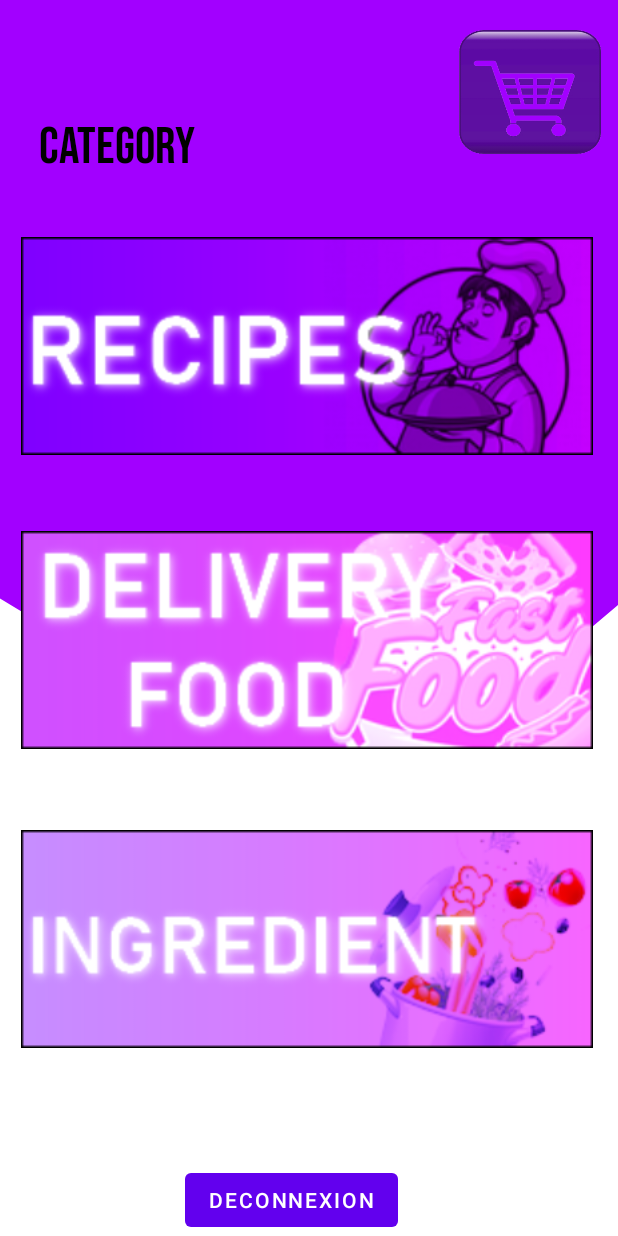
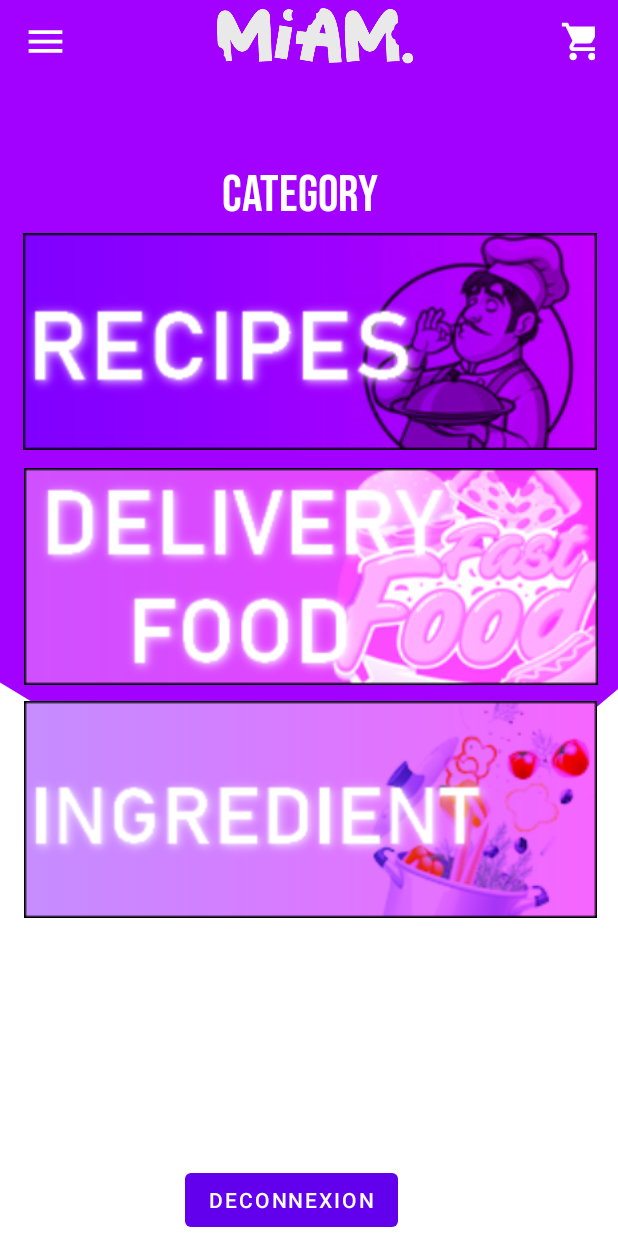
Before and after one commit to MarwaneAlh/Mobile1, an Android app: the layout activity_main.xml on its own in the app's theme, with its tools: preview values and no code run, on a phone screen of 412 x 824 dp. Run offline under Robolectric (Android 15) with nearby library versions, the phone set to English and light mode, and no system bars; Roboto replaces fonts that are not available here.

Commit message:
MenuBar sur page home

```diff
--- a/Application/app/build.gradle
+++ b/Application/app/build.gradle
@@ -42,6 +42,9 @@ dependencies {
     implementation 'com.google.firebase:firebase-database'
         implementation 'com.android.volley:volley:1.2.1'
     implementation 'com.google.firebase:firebase-database:20.0.4'
+    implementation 'com.makeramen:roundedimageview:2.3.0'
+    implementation 'androidx.navigation:navigation-fragment-ktx:2.4.2'
+    implementation 'androidx.navigation:navigation-ui-ktx:2.4.2'
 
 
 }
--- a/Application/app/src/main/java/com/example/miamapp/MainActivity.java
+++ b/Application/app/src/main/java/com/example/miamapp/MainActivity.java
@@ -1,7 +1,10 @@
 package com.example.miamapp;
 
 import androidx.annotation.Nullable;
+import androidx.appcompat.app.ActionBarDrawerToggle;
 import androidx.appcompat.app.AppCompatActivity;
+import androidx.core.view.GravityCompat;
+import androidx.drawerlayout.widget.DrawerLayout;
 
 import android.content.Intent;
 import android.os.Bundle;
@@ -22,6 +25,7 @@ import com.android.volley.toolbox.JsonObjectRequest;
 import com.android.volley.toolbox.StringRequest;
 import com.android.volley.toolbox.Volley;
 import com.example.miamapp.R;
+import com.google.android.material.navigation.NavigationView;
 import com.google.firebase.auth.FirebaseAuth;
 import com.google.firebase.auth.FirebaseUser;
 import com.google.firebase.firestore.DocumentReference;
@@ -46,6 +50,9 @@ public class MainActivity extends AppCompatActivity {
     FirebaseAuth fAuth;
     FirebaseFirestore fStore ;
     TextView nameuser;
+    TextView test;
+    String tmp;
+
 
 
     @Override
@@ -54,11 +61,17 @@ public class MainActivity extends AppCompatActivity {
         requestWindowFeature(Window.FEATURE_NO_TITLE);
         getSupportActionBar().hide();
         setContentView(R.layout.activity_main);
-       // TextView t = findViewById(R.id.textView4);
+        DrawerLayout drawerLayout = findViewById(R.id.drawerLayout);
+        NavigationView nav=drawerLayout.findViewById(R.id.navigationView);
+
         nameuser=findViewById(R.id.username);
+
         fAuth = FirebaseAuth.getInstance();
         fStore=FirebaseFirestore.getInstance();
         String userID;
+
+
+
 
         FirebaseUser actualuser=FirebaseAuth.getInstance().getCurrentUser();
         userID=fAuth.getCurrentUser().getUid();
@@ -67,8 +80,23 @@ public class MainActivity extends AppCompatActivity {
            @Override
            public void onEvent(@Nullable DocumentSnapshot value, @Nullable FirebaseFirestoreException error) {
                 nameuser.setText("Hi, "+value.getString("fullName")+" ! ");
+
+               tmp=value.getString("fullName");
+               System.out.println(tmp);
            }
        });
+
+
+
+        findViewById(R.id.imageMenu).setOnClickListener(new View.OnClickListener() {
+            @Override
+            public void onClick(View view) {
+
+                drawerLayout.openDrawer(GravityCompat.START);
+            }
+        });
+
+
 
        /* RequestQueue queue= Volley.newRequestQueue(MainActivity.this);
         JsonObjectRequest jsonObjectRequest = new JsonObjectRequest(Request.Method.GET, url,
--- /dev/null
+++ b/Application/app/src/main/res/drawable/ic_menu.xml
@@ -0,0 +1,10 @@
+<vector xmlns:android="http://schemas.android.com/apk/res/android"
+    android:width="24dp"
+    android:height="24dp"
+    android:viewportWidth="24"
+    android:viewportHeight="24"
+    android:tint="?attr/colorControlNormal">
+  <path
+      android:fillColor="@android:color/white"
+      android:pathData="M3,18h18v-2L3,16v2zM3,13h18v-2L3,11v2zM3,6v2h18L21,6L3,6z"/>
+</vector>
--- /dev/null
+++ b/Application/app/src/main/res/drawable/ic_shopping_cart.xml
@@ -0,0 +1,10 @@
+<vector xmlns:android="http://schemas.android.com/apk/res/android"
+    android:width="24dp"
+    android:height="24dp"
+    android:viewportWidth="24"
+    android:viewportHeight="24"
+    android:tint="?attr/colorControlNormal">
+  <path
+      android:fillColor="@android:color/white"
+      android:pathData="M7,18c-1.1,0 -1.99,0.9 -1.99,2S5.9,22 7,22s2,-0.9 2,-2 -0.9,-2 -2,-2zM1,2v2h2l3.6,7.59 -1.35,2.45c-0.16,0.28 -0.25,0.61 -0.25,0.96 0,1.1 0.9,2 2,2h12v-2L7.42,15c-0.14,0 -0.25,-0.11 -0.25,-0.25l0.03,-0.12 0.9,-1.63h7.45c0.75,0 1.41,-0.41 1.75,-1.03l3.58,-6.49c0.08,-0.14 0.12,-0.31 0.12,-0.48 0,-0.55 -0.45,-1 -1,-1L5.21,4l-0.94,-2L1,2zM17,18c-1.1,0 -1.99,0.9 -1.99,2s0.89,2 1.99,2 2,-0.9 2,-2 -0.9,-2 -2,-2z"/>
+</vector>
--- a/Application/app/src/main/res/layout/activity_main.xml
+++ b/Application/app/src/main/res/layout/activity_main.xml
@@ -1,102 +1,148 @@
 <?xml version="1.0" encoding="utf-8"?>
-<androidx.constraintlayout.widget.ConstraintLayout xmlns:android="http://schemas.android.com/apk/res/android"
+<androidx.drawerlayout.widget.DrawerLayout xmlns:android="http://schemas.android.com/apk/res/android"
     xmlns:app="http://schemas.android.com/apk/res-auto"
+    android:id="@+id/drawerLayout"
     xmlns:tools="http://schemas.android.com/tools"
     android:layout_width="match_parent"
     android:layout_height="match_parent"
     tools:context="com.example.miamapp.MainActivity">
+<androidx.constraintlayout.widget.ConstraintLayout
+    android:layout_width="wrap_content"
+    android:layout_height="match_parent"
+    >
+
+    <LinearLayout
+        android:id="@+id/layoutToolBar"
+        android:layout_width="match_parent"
+        android:layout_height="?actionBarSize"
+        android:background="#a200ff"
+        android:gravity="center_vertical"
+        android:orientation="horizontal"
+        android:paddingStart="15dp"
+        android:paddingEnd="15dp"
+        app:layout_constraintEnd_toEndOf="parent"
+        app:layout_constraintStart_toStartOf="parent"
+        app:layout_constraintTop_toTopOf="parent">
+
+        <ImageView
+            android:id="@+id/imageMenu"
+            android:layout_width="30dp"
+            android:layout_height="30dp"
+            android:contentDescription="@string/app_name"
+            android:src="@drawable/ic_menu"
+            android:tint="@color/white"
+
+            ></ImageView>
+
+        <ImageView
+            android:layout_width="328dp"
+            android:layout_height="180dp"
+            android:src="@drawable/logoapp">
+
+        </ImageView>
+
+        <ImageView
+            android:id="@+id/imageshop"
+            android:layout_width="30dp"
+            android:layout_height="30dp"
+            android:src="@drawable/ic_shopping_cart"
+            android:tint="@color/white"
+
+            ></ImageView>
+    </LinearLayout>
 
     <RelativeLayout
+        android:id="@+id/relativeLayout"
         android:layout_width="match_parent"
         android:layout_height="570sp"
         android:background="@drawable/ic_wave__2_"
-        tools:layout_editor_absoluteX="0dp"
-        tools:layout_editor_absoluteY="-2dp" >
+        app:layout_constraintBottom_toBottomOf="parent"
+        app:layout_constraintEnd_toEndOf="parent"
+        app:layout_constraintHorizontal_bias="0.0"
+        app:layout_constraintStart_toStartOf="parent"
+        app:layout_constraintTop_toBottomOf="@+id/layoutToolBar"
+        app:layout_constraintVertical_bias="0.0">
 
         <TextView
             android:id="@+id/username"
-            android:layout_width="272dp"
-            android:layout_height="53dp"
+            android:layout_width="wrap_content"
+            android:layout_height="45dp"
             android:layout_alignParentStart="true"
             android:layout_alignParentTop="true"
             android:layout_alignParentEnd="true"
             android:layout_alignParentBottom="true"
-            android:layout_marginStart="19dp"
-            android:layout_marginTop="19dp"
-            android:layout_marginEnd="120dp"
-            android:layout_marginBottom="499dp"
+            android:layout_marginStart="12dp"
+            android:layout_marginTop="9dp"
+            android:layout_marginEnd="233dp"
+            android:layout_marginBottom="516dp"
             android:fontFamily="sans-serif-black"
-            android:textColor="#000000"
-            android:textSize="34sp"
+            android:textColor="#6C2593"
+            android:textSize="25dp"
             android:textStyle="bold|italic" />
 
         <TextView
             android:id="@+id/category"
-            android:layout_width="161dp"
-            android:layout_height="55dp"
+            android:layout_width="113dp"
+            android:layout_height="57dp"
             android:layout_alignParentStart="true"
             android:layout_alignParentTop="true"
             android:layout_alignParentEnd="true"
             android:layout_alignParentBottom="true"
-            android:layout_marginStart="26dp"
-            android:layout_marginTop="77dp"
-            android:layout_marginEnd="224dp"
-            android:layout_marginBottom="438dp"
+            android:layout_marginStart="148dp"
+            android:layout_marginTop="53dp"
+            android:layout_marginEnd="148dp"
+            android:layout_marginBottom="460dp"
             android:fontFamily="@font/bebas_neue"
             android:text="CATEGORY"
-            android:textColor="#000000"
+            android:textColor="#FFFFFF"
             android:textSize="34sp" />
 
         <androidx.appcompat.widget.AppCompatButton
-            android:id="@+id/cartShop"
-            android:layout_width="wrap_content"
-            android:layout_height="82dp"
+
+            android:id="@+id/recipesButton"
+            android:layout_width="381dp"
+            android:layout_height="145dp"
             android:layout_alignParentStart="true"
             android:layout_alignParentTop="true"
             android:layout_alignParentEnd="true"
             android:layout_alignParentBottom="true"
-            android:layout_marginStart="306dp"
-            android:layout_marginTop="20dp"
-            android:layout_marginEnd="11dp"
-            android:layout_marginBottom="467dp"
-            android:background="@drawable/logocart" />
-    </RelativeLayout>
+            android:layout_marginStart="15dp"
+            android:layout_marginTop="99dp"
+            android:layout_marginEnd="14dp"
+            android:layout_marginBottom="326dp"
+            android:background="@drawable/categorierecipesv2" />
+
+        <androidx.appcompat.widget.AppCompatButton
+
+            android:id="@+id/deliveryFoodButton"
+            android:layout_width="381dp"
+            android:layout_height="145dp"
+            android:layout_alignParentStart="true"
+            android:layout_alignParentTop="true"
+            android:layout_alignParentEnd="true"
+            android:layout_alignParentBottom="true"
+            android:layout_marginStart="16dp"
+            android:layout_marginTop="256dp"
+            android:layout_marginEnd="13dp"
+            android:layout_marginBottom="169dp"
+            android:background="@drawable/categoriedeliveryfoodv2" />
 
         <androidx.appcompat.widget.AppCompatButton
             android:id="@+id/ingredientButton"
             android:layout_width="381dp"
             android:layout_height="145dp"
-        android:background="@drawable/categorieingredientv2"
-        app:layout_constraintBottom_toBottomOf="parent"
-        app:layout_constraintEnd_toEndOf="parent"
-        app:layout_constraintHorizontal_bias="0.466"
-        app:layout_constraintStart_toStartOf="parent"
-        app:layout_constraintTop_toTopOf="parent"
-        app:layout_constraintVertical_bias="0.815" />
+            android:layout_alignParentStart="true"
+            android:layout_alignParentTop="true"
+            android:layout_alignParentEnd="true"
+            android:layout_alignParentBottom="true"
+            android:layout_marginStart="16dp"
+            android:layout_marginTop="411dp"
+            android:layout_marginEnd="14dp"
+            android:layout_marginBottom="14dp"
+            android:background="@drawable/categorieingredientv2" />
 
-    <androidx.appcompat.widget.AppCompatButton
-        android:id="@+id/deliveryFoodButton"
-        android:layout_width="381dp"
-        android:layout_height="145dp"
-        android:background="@drawable/categoriedeliveryfoodv2"
-        app:layout_constraintBottom_toBottomOf="parent"
-        app:layout_constraintEnd_toEndOf="parent"
-        app:layout_constraintHorizontal_bias="0.466"
-        app:layout_constraintStart_toStartOf="parent"
-        app:layout_constraintTop_toTopOf="parent"
-        app:layout_constraintVertical_bias="0.522" />
 
-    <androidx.appcompat.widget.AppCompatButton
-        android:id="@+id/recipesButton"
-        android:layout_width="381dp"
-        android:layout_height="145dp"
-        android:background="@drawable/categorierecipesv2"
-        app:layout_constraintBottom_toBottomOf="parent"
-        app:layout_constraintEnd_toEndOf="parent"
-        app:layout_constraintHorizontal_bias="0.466"
-        app:layout_constraintStart_toStartOf="parent"
-        app:layout_constraintTop_toTopOf="parent"
-        app:layout_constraintVertical_bias="0.233" />
+    </RelativeLayout>
 
     <Button
         android:id="@+id/deconnectBtn"
@@ -108,6 +154,14 @@
         app:layout_constraintEnd_toEndOf="parent"
         app:layout_constraintHorizontal_bias="0.457"
         app:layout_constraintStart_toStartOf="parent" />
+</androidx.constraintlayout.widget.ConstraintLayout>
+<com.google.android.material.navigation.NavigationView
+    android:id="@+id/navigationView"
+    android:layout_width="wrap_content"
+    android:layout_height="match_parent"
+    app:headerLayout="@layout/layout_navigation_header"
+    android:layout_gravity="start"
+    app:menu="@menu/navigation_menu"
+    ></com.google.android.material.navigation.NavigationView>
 
-
-</androidx.constraintlayout.widget.ConstraintLayout>
+</androidx.drawerlayout.widget.DrawerLayout>
--- /dev/null
+++ b/Application/app/src/main/res/layout/layout_navigation_header.xml
@@ -0,0 +1,40 @@
+<?xml version="1.0" encoding="utf-8"?>
+<androidx.constraintlayout.widget.ConstraintLayout xmlns:android="http://schemas.android.com/apk/res/android"
+    android:layout_width="match_parent"
+    android:layout_height="wrap_content"
+    xmlns:app="http://schemas.android.com/apk/res-auto"
+    android:padding="20dp">
+
+    <com.makeramen.roundedimageview.RoundedImageView
+        android:id="@+id/imageprofile"
+        android:layout_width="90dp"
+        android:layout_height="90dp"
+        android:scaleType="centerCrop"
+        android:src="@drawable/headprofil"
+        app:layout_constraintStart_toStartOf="parent"
+        app:layout_constraintTop_toTopOf="parent"
+        app:riv_oval="true"
+        />
+<View
+    android:id="@+id/viewSupporter"
+    android:layout_width="1dp"
+    android:layout_height="1dp"
+    app:layout_constraintBottom_toBottomOf="@+id/imageprofile"
+    app:layout_constraintStart_toEndOf="@+id/imageprofile"
+    app:layout_constraintStart_toStartOf="@+id/imageprofile"
+    app:layout_constraintTop_toTopOf="@+id/imageprofile"/>
+
+    <TextView
+        android:id="@+id/usernames"
+        android:layout_width="0dp"
+        android:layout_height="wrap_content"
+        android:layout_marginStart="10dp"
+        android:text="."
+        android:textColor="@color/black"
+        android:textSize="18sp"
+        android:textStyle="bold"
+        app:layout_constraintBottom_toTopOf="@+id/viewSupporter"
+        app:layout_constraintStart_toEndOf="@+id/imageprofile"
+        />
+
+</androidx.constraintlayout.widget.ConstraintLayout>
--- /dev/null
+++ b/Application/app/src/main/res/menu/navigation_menu.xml
@@ -0,0 +1,30 @@
+<?xml version="1.0" encoding="utf-8"?>
+<menu xmlns:android="http://schemas.android.com/apk/res/android">
+    <item
+        android:id="@+id/ShopCart"
+        android:title="ShopCart">
+
+    </item>
+    <item
+        android:id="@+id/menuRecipes"
+        android:title="Recipes">
+
+    </item>
+    <item
+        android:id="@+id/menuDeliveryFood"
+        android:title="Delivery-Food">
+
+    </item>
+    <item
+        android:id="@+id/Ingredient"
+        android:title="Ingredient">
+
+    </item>
+    <item
+        android:id="@+id/Signout"
+        android:title="Sign out">
+
+    </item>
+
+
+</menu>
```
Also changed, not shown: Application/app/src/main/res/drawable/headprofil.jpg (added), Application/app/src/main/res/drawable/logoapp.png (added). Lines whose indentation alone changed are shown as unchanged.
